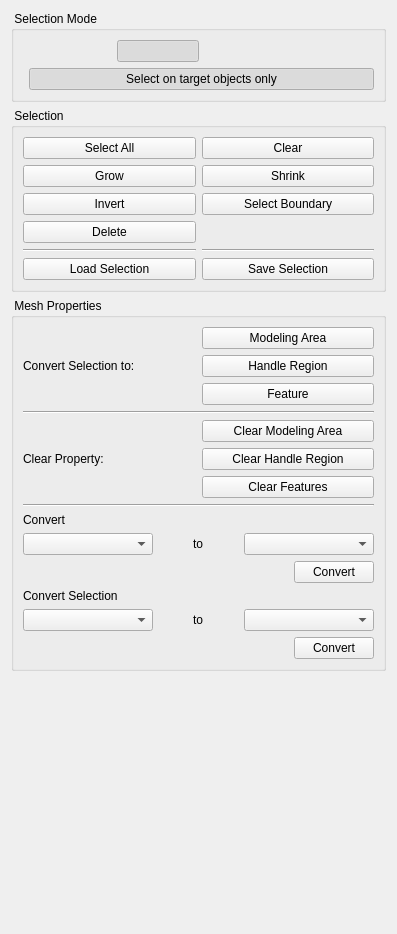
First picture: the form in Plugin-Selection/widgets/selectionControls.ui, repository ShenRen/OpenFlipper, before the edit.
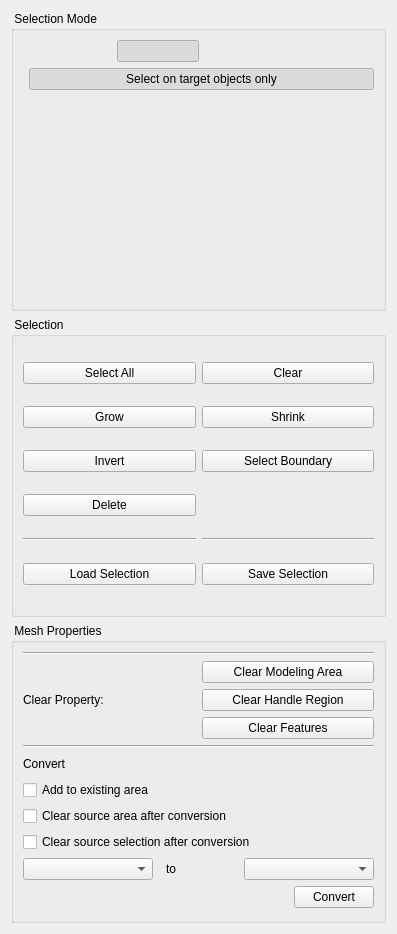
Second picture: the form after the edit.

```diff
--- a/Plugin-Selection/widgets/selectionControls.ui
+++ b/Plugin-Selection/widgets/selectionControls.ui
@@ -13,8 +13,8 @@
   <property name="windowTitle">
    <string>Form</string>
   </property>
-  <layout class="QVBoxLayout" name="verticalLayout_3">
-   <item>
+  <layout class="QGridLayout" name="gridLayout_3">
+   <item row="0" column="0">
     <widget class="QGroupBox" name="groupBox">
      <property name="title">
       <string> Selection Mode </string>
@@ -167,7 +167,7 @@
      </layout>
     </widget>
    </item>
-   <item>
+   <item row="1" column="0">
     <widget class="QGroupBox" name="groupBox_2">
      <property name="title">
       <string> Selection </string>
@@ -307,77 +307,20 @@
      </layout>
     </widget>
    </item>
-   <item>
+   <item row="2" column="0">
     <widget class="QGroupBox" name="groupBox_3">
      <property name="title">
       <string> Mesh Properties </string>
      </property>
-     <layout class="QVBoxLayout" name="verticalLayout_5">
-      <item>
-       <layout class="QHBoxLayout" name="horizontalLayout_2">
-        <item>
-         <widget class="QLabel" name="label_3">
-          <property name="text">
-           <string>Convert Selection to:</string>
-          </property>
-          <property name="wordWrap">
-           <bool>true</bool>
-          </property>
-         </widget>
-        </item>
-        <item>
-         <layout class="QVBoxLayout" name="verticalLayout_2">
-          <item>
-           <widget class="QPushButton" name="setModelingArea">
-            <property name="toolTip">
-             <string>Convert the selection of all (target) objects to a modeling area</string>
-            </property>
-            <property name="statusTip">
-             <string>Convert the selection of all (target) objects to a modeling area</string>
-            </property>
-            <property name="text">
-             <string>Modeling Area</string>
-            </property>
-           </widget>
-          </item>
-          <item>
-           <widget class="QPushButton" name="setHandleRegion">
-            <property name="toolTip">
-             <string>Convert the selection of all (target) objects to a handle region</string>
-            </property>
-            <property name="statusTip">
-             <string>Convert the selection of all (target) objects to a handle region</string>
-            </property>
-            <property name="text">
-             <string>Handle Region</string>
-            </property>
-           </widget>
-          </item>
-          <item>
-           <widget class="QPushButton" name="setFeatures">
-            <property name="toolTip">
-             <string>Convert the selection of all (target) objects to a feature</string>
-            </property>
-            <property name="statusTip">
-             <string>Convert the selection of all (target) objects to a feature</string>
-            </property>
-            <property name="text">
-             <string>Feature</string>
-            </property>
-           </widget>
-          </item>
-         </layout>
-        </item>
-       </layout>
-      </item>
-      <item>
+     <layout class="QGridLayout" name="gridLayout_2">
+      <item row="1" column="0">
        <widget class="Line" name="line">
         <property name="orientation">
          <enum>Qt::Horizontal</enum>
         </property>
        </widget>
       </item>
-      <item>
+      <item row="2" column="0">
        <layout class="QHBoxLayout" name="horizontalLayout">
         <item>
          <widget class="QLabel" name="label_4">
@@ -431,14 +374,14 @@
         </item>
        </layout>
       </item>
-      <item>
+      <item row="3" column="0">
        <widget class="Line" name="line_4">
         <property name="orientation">
          <enum>Qt::Horizontal</enum>
         </property>
        </widget>
       </item>
-      <item>
+      <item row="4" column="0">
        <layout class="QVBoxLayout" name="verticalLayout_4">
         <item>
          <widget class="QLabel" name="label">
@@ -453,12 +396,36 @@
           </property>
          </widget>
         </item>
+        <item>
+         <widget class="QCheckBox" name="checkAddArea">
+          <property name="text">
+           <string>Add to existing area</string>
+          </property>
+         </widget>
+        </item>
+        <item>
+         <widget class="QCheckBox" name="checkConvert">
+          <property name="text">
+           <string>Clear source area after conversion</string>
+          </property>
+          <property name="tristate">
+           <bool>false</bool>
+          </property>
+         </widget>
+        </item>
+        <item>
+         <widget class="QCheckBox" name="checkSelectionConvert">
+          <property name="text">
+           <string>Clear source selection after conversion</string>
+          </property>
+         </widget>
+        </item>
         <item>
          <layout class="QHBoxLayout" name="horizontalLayout_5">
           <item>
            <widget class="QComboBox" name="convertFrom">
             <property name="sizePolicy">
-             <sizepolicy hsizetype="Minimum" vsizetype="Maximum">
+             <sizepolicy hsizetype="Maximum" vsizetype="Fixed">
               <horstretch>0</horstretch>
               <verstretch>0</verstretch>
              </sizepolicy>
@@ -484,12 +451,6 @@
               <property name="orientation">
                <enum>Qt::Horizontal</enum>
               </property>
-              <property name="sizeHint" stdset="0">
-               <size>
-                <width>40</width>
-                <height>20</height>
-               </size>
-              </property>
              </spacer>
             </item>
             <item>
@@ -510,24 +471,12 @@
               <property name="orientation">
                <enum>Qt::Horizontal</enum>
               </property>
-              <property name="sizeHint" stdset="0">
-               <size>
-                <width>40</width>
-                <height>20</height>
-               </size>
-              </property>
              </spacer>
             </item>
             <item>
              <layout class="QHBoxLayout" name="horizontalLayout_7">
               <item>
                <widget class="QComboBox" name="convertTo">
-                <property name="sizePolicy">
-                 <sizepolicy hsizetype="Minimum" vsizetype="Maximum">
-                  <horstretch>0</horstretch>
-                  <verstretch>0</verstretch>
-                 </sizepolicy>
-                </property>
                 <property name="minimumSize">
                  <size>
                   <width>130</width>
@@ -577,161 +526,9 @@
         </item>
        </layout>
       </item>
-      <item>
-       <layout class="QVBoxLayout" name="verticalLayout_6">
-        <item>
-         <widget class="QLabel" name="label_5">
-          <property name="maximumSize">
-           <size>
-            <width>16777215</width>
-            <height>20</height>
-           </size>
-          </property>
-          <property name="text">
-           <string>Convert Selection</string>
-          </property>
-         </widget>
-        </item>
-        <item>
-         <layout class="QHBoxLayout" name="horizontalLayout_8">
-          <item>
-           <widget class="QComboBox" name="convertSelectionFrom">
-            <property name="sizePolicy">
-             <sizepolicy hsizetype="Minimum" vsizetype="Maximum">
-              <horstretch>0</horstretch>
-              <verstretch>0</verstretch>
-             </sizepolicy>
-            </property>
-            <property name="minimumSize">
-             <size>
-              <width>130</width>
-              <height>0</height>
-             </size>
-            </property>
-            <property name="maximumSize">
-             <size>
-              <width>16777215</width>
-              <height>16777215</height>
-             </size>
-            </property>
-           </widget>
-          </item>
-          <item>
-           <layout class="QHBoxLayout" name="horizontalLayout_9">
-            <item>
-             <spacer name="horizontalSpacer_4">
-              <property name="orientation">
-               <enum>Qt::Horizontal</enum>
-              </property>
-              <property name="sizeHint" stdset="0">
-               <size>
-                <width>40</width>
-                <height>20</height>
-               </size>
-              </property>
-             </spacer>
-            </item>
-            <item>
-             <widget class="QLabel" name="label_6">
-              <property name="maximumSize">
-               <size>
-                <width>16777215</width>
-                <height>16777215</height>
-               </size>
-              </property>
-              <property name="text">
-               <string>to</string>
-              </property>
-             </widget>
-            </item>
-            <item>
-             <spacer name="horizontalSpacer_5">
-              <property name="orientation">
-               <enum>Qt::Horizontal</enum>
-              </property>
-              <property name="sizeHint" stdset="0">
-               <size>
-                <width>40</width>
-                <height>20</height>
-               </size>
-              </property>
-             </spacer>
-            </item>
-            <item>
-             <layout class="QHBoxLayout" name="horizontalLayout_11">
-              <item>
-               <widget class="QComboBox" name="convertSelectionTo">
-                <property name="sizePolicy">
-                 <sizepolicy hsizetype="Minimum" vsizetype="Maximum">
-                  <horstretch>0</horstretch>
-                  <verstretch>0</verstretch>
-                 </sizepolicy>
-                </property>
-                <property name="minimumSize">
-                 <size>
-                  <width>130</width>
-                  <height>0</height>
-                 </size>
-                </property>
-                <property name="maximumSize">
-                 <size>
-                  <width>16777215</width>
-                  <height>16777215</height>
-                 </size>
-                </property>
-                <property name="layoutDirection">
-                 <enum>Qt::LeftToRight</enum>
-                </property>
-               </widget>
-              </item>
-             </layout>
-            </item>
-           </layout>
-          </item>
-         </layout>
-        </item>
-        <item>
-         <layout class="QHBoxLayout" name="horizontalLayout_12">
-          <item>
-           <spacer name="horizontalSpacer_6">
-            <property name="orientation">
-             <enum>Qt::Horizontal</enum>
-            </property>
-            <property name="sizeHint" stdset="0">
-             <size>
-              <width>40</width>
-              <height>20</height>
-             </size>
-            </property>
-           </spacer>
-          </item>
-          <item>
-           <widget class="QPushButton" name="convertSelectionButton">
-            <property name="text">
-             <string>Convert</string>
-            </property>
-           </widget>
-          </item>
-         </layout>
-        </item>
-       </layout>
-      </item>
      </layout>
     </widget>
    </item>
-   <item>
-    <spacer name="verticalSpacer">
-     <property name="orientation">
-      <enum>Qt::Vertical</enum>
-     </property>
-     <property name="sizeHint" stdset="0">
-      <size>
-       <width>20</width>
-       <height>159</height>
-      </size>
-     </property>
-    </spacer>
-   </item>
   </layout>
  </widget>
  <resources/>
```
